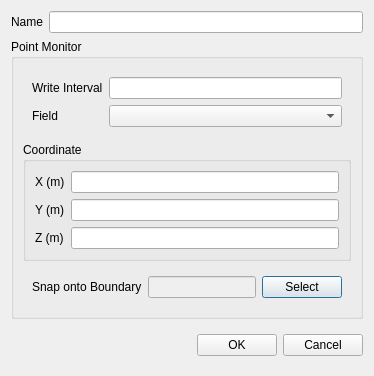
Qt form baramFlow/view/solution/monitors/point_dialog.ui (nextfoam/baram) before a commit.
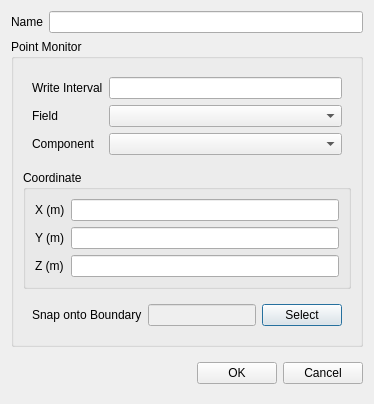
The same form after that commit. Custom widgets are drawn as their Qt base class.

Commit message: Issue baram#724 리포팅 등의 기능과 동일하게 모니터링 field에 collateral field를 포함시키기 위한 field 처리 변경

What changed in the file:
```diff
--- a/baramFlow/view/solution/monitors/point_dialog.ui
+++ b/baramFlow/view/solution/monitors/point_dialog.ui
@@ -7,7 +7,7 @@
     <x>0</x>
     <y>0</y>
     <width>374</width>
-    <height>368</height>
+    <height>398</height>
    </rect>
   </property>
   <property name="windowTitle">
@@ -73,7 +73,17 @@
           </widget>
          </item>
          <item row="1" column="1">
-          <widget class="QComboBox" name="field"/>
+          <widget class="PythonComboBox" name="field"/>
+         </item>
+         <item row="2" column="0">
+          <widget class="QLabel" name="label_7">
+           <property name="text">
+            <string>Component</string>
+           </property>
+          </widget>
+         </item>
+         <item row="2" column="1">
+          <widget class="VectorComponentComboBox" name="fieldComponent"/>
          </item>
         </layout>
        </widget>
@@ -210,6 +220,16 @@
   </layout>
  </widget>
  <customwidgets>
+  <customwidget>
+   <class>PythonComboBox</class>
+   <extends>QComboBox</extends>
+   <header>widgets.python_combo_box</header>
+  </customwidget>
+  <customwidget>
+   <class>VectorComponentComboBox</class>
+   <extends>QComboBox</extends>
+   <header>baramFlow.view.widgets.vector_component_combo_box</header>
+  </customwidget>
   <customwidget>
    <class>MonitorNameEdit</class>
    <extends>QLineEdit</extends>
```
The commit also changes 33 other files.
